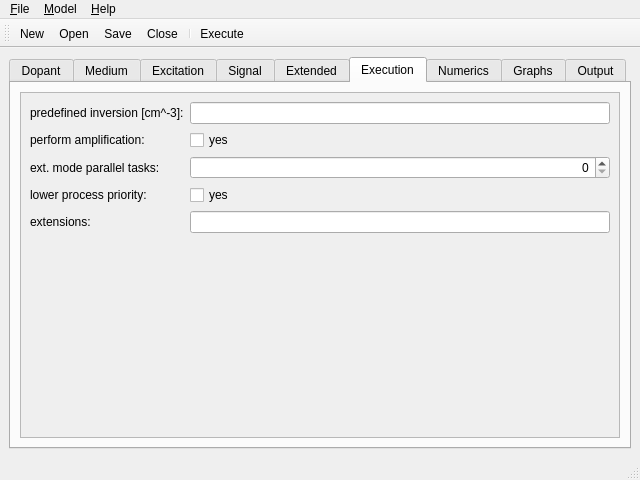
This is npamp/mainwin.ui in vsemionov/npamp as Qt 5 draws it before an edit. The edited form follows.
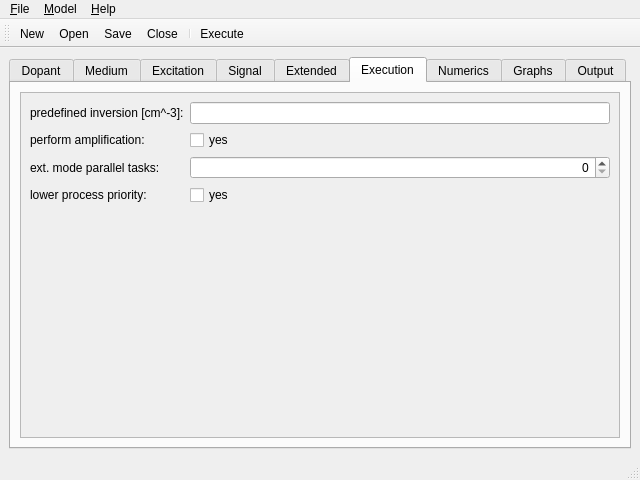
This is the edited form. The open tabs and pages were chosen to show the change. Icons and pictures are not drawn.

What changed in the file:
```diff
--- a/npamp/mainwin.ui
+++ b/npamp/mainwin.ui
@@ -823,16 +823,6 @@
               </property>
              </widget>
             </item>
-            <item row="4" column="0">
-             <widget class="QLabel" name="label_extensions">
-              <property name="text">
-               <string>extensions:</string>
-              </property>
-             </widget>
-            </item>
-            <item row="4" column="1">
-             <widget class="QLineEdit" name="lineEdit_extensions"/>
-            </item>
            </layout>
           </widget>
          </widget>
```
